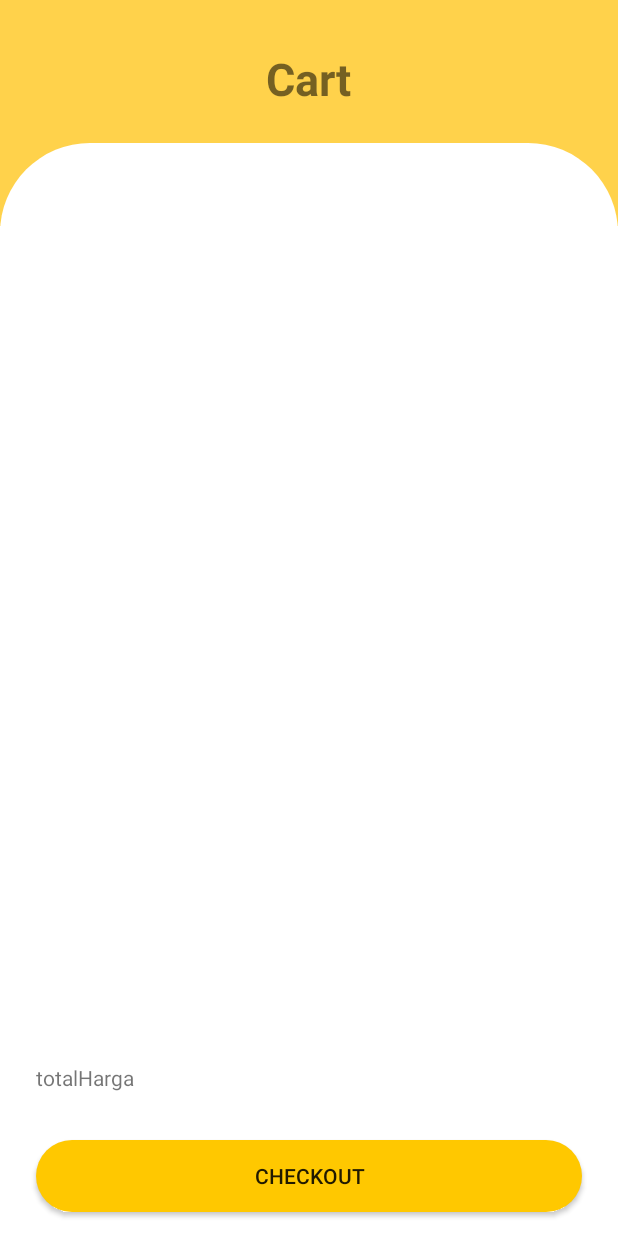
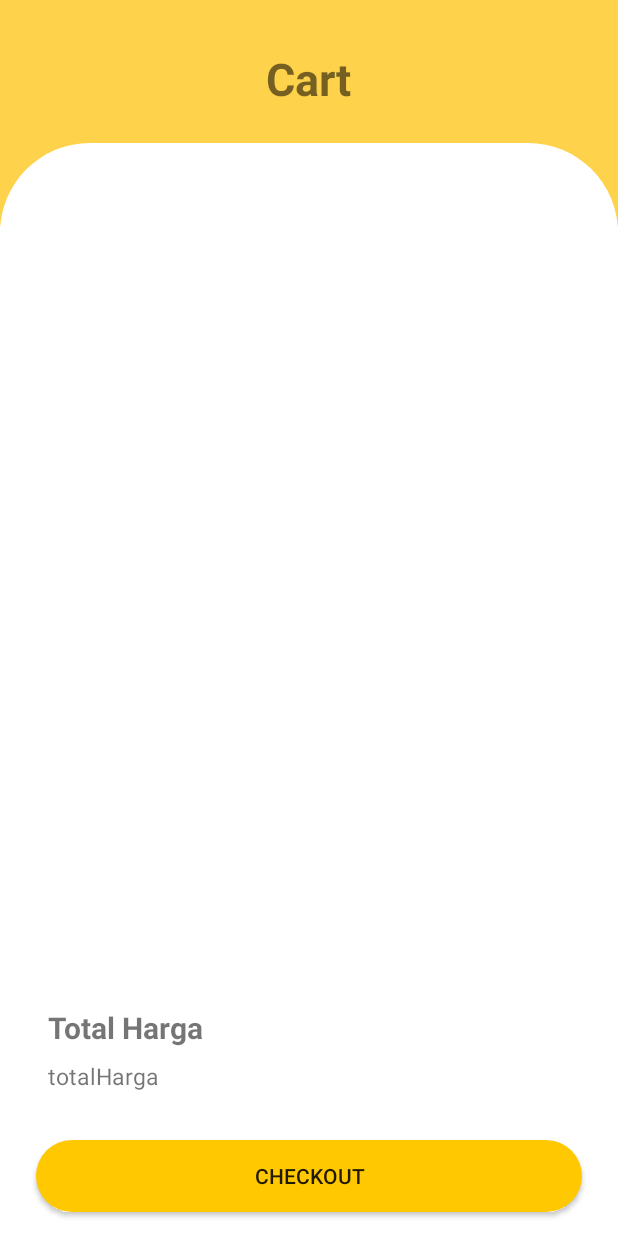
Before and after one commit to 1zuL/LowCaloriFood, an Android app: the Cart screen opened directly, with no data from a screen before it, on a phone screen of 412 x 824 dp. Run offline under Robolectric (Android 15) with nearby library versions, the phone set to English and light mode, and no system bars; our stand-ins replace Volley; network calls fail; 2 statements that could not run were skipped.

Commit message:
perhitungan harga total

```diff
--- a/app/src/main/java/com/example/lcf/Cart/Cart.java
+++ b/app/src/main/java/com/example/lcf/Cart/Cart.java
@@ -2,14 +2,20 @@ package com.example.lcf.Cart;
 
 
 
+import androidx.annotation.Nullable;
 import androidx.appcompat.app.AppCompatActivity;
 import androidx.recyclerview.widget.LinearLayoutManager;
 import androidx.recyclerview.widget.RecyclerView;
 import androidx.swiperefreshlayout.widget.SwipeRefreshLayout;
 
+import android.content.Context;
+import android.content.Intent;
 import android.content.pm.ActivityInfo;
+import android.net.ConnectivityManager;
+import android.net.NetworkInfo;
 import android.os.Bundle;
 import android.os.Handler;
+import android.util.Log;
 import android.widget.Adapter;
 import android.widget.TextView;
 import android.widget.Toast;
@@ -17,12 +23,17 @@ import android.widget.Toast;
 import com.android.volley.AuthFailureError;
 import com.android.volley.Request;
 import com.android.volley.RequestQueue;
+import com.android.volley.Response;
 import com.android.volley.VolleyError;
 import com.android.volley.toolbox.StringRequest;
 import com.android.volley.toolbox.Volley;
+import com.example.lcf.Activity.MainActivity;
 import com.example.lcf.Adapter.AdapterData;
 import com.example.lcf.Cart.Adapter.AdapterData2;
 import com.example.lcf.Cart.Model.DataModel2;
+import com.example.lcf.LoginRegister.DbContract;
+import com.example.lcf.LoginRegister.Login;
+import com.example.lcf.LoginRegister.VolleyConnection;
 import com.example.lcf.R;
 import com.example.lcf.SessionManager;
 
@@ -36,19 +47,22 @@ import java.util.List;
 import java.util.Map;
 
 public class Cart extends AppCompatActivity {
+
+    private static final String TAG = Cart.class.getSimpleName();
     private RecyclerView recyclerView;
     private RecyclerView.Adapter adapter;
     private RecyclerView.LayoutManager linearlayoutManager;
     private List<DataModel2> listDataCart = new ArrayList<>();
     DataModel2 dataModel2;
     private String ALAMAT_DATA_CART = "https://ws-tif.com/lcfp/AplikasiMobileAPI/dataCart.php";
-    private String ALAMAT_DATA_CART_TOTAL = "https://ws-tif.com/lcfp/AplikasiMobileAPI/totalharga.php";
+    private String ALAMAT_DATA_CART_TOTAL = "https://ws-tif.com/lcfp/AplikasiMobileAPI/hargatotal.php";
     SwipeRefreshLayout swipeRefreshLayout;
     TextView idOrang;
     private String nama;
     private String KEY_NAME = "NAMA";
     SessionManager sessionManager;
     String getId;
+    TextView totalharga;
 
     @Override
     protected void onCreate(Bundle savedInstanceState) {
@@ -63,19 +77,74 @@ public class Cart extends AppCompatActivity {
         getId = user.get(sessionManager.ID);
         idOrang = findViewById(R.id.idOrang);
         idOrang.setText(getId);
+        totalharga = findViewById(R.id.totalHarga);
+
         //swipeRefreshLayout = findViewById(R.id.swipeCart);
 
         recyclerView = findViewById(R.id.rv_data2);
         //linearlayoutManager = new LinearLayoutManager(this, LinearLayoutManager.VERTICAL, false);
         //recyclerView.setLayoutManager(linearlayoutManager);
         dataCart();
-        totalharga();
-
+        TotalHarga();
 
 
     }
+    public void TotalHarga() {
+        if (checkNetworkConnection()) {
+            StringRequest stringRequest = new StringRequest(Request.Method.POST, ALAMAT_DATA_CART_TOTAL,
+                    new Response.Listener<String>() {
+                        @Override
+                        public void onResponse(String response) {
+                            try {
+                                JSONObject jsonObject = new JSONObject(response);
+                                String resp = jsonObject.getString("server_response");
+                                JSONArray jsonArray = jsonObject.getJSONArray("login");
+                                if (resp.equals("1")) {
+                                    for (int i = 0; i < jsonArray.length(); i++) {
+                                        JSONObject object = jsonArray.getJSONObject(i);
+                                        String hargatotal = object.getString("hargatotal").trim();
+                                        totalharga.setText(hargatotal);
+                                    }
+                                } else {
+                                    Toast.makeText(getApplicationContext(), resp, Toast.LENGTH_SHORT).show();
+                                }
+                            } catch (JSONException e) {
+                                e.printStackTrace();
+                            }
+                        }
+                    }, new Response.ErrorListener() {
+                @Override
+                public void onErrorResponse(VolleyError error) {
 
+                }
+            }) {
+                @Override
+                protected Map<String, String> getParams() throws AuthFailureError {
+                    Map<String, String> params = new HashMap<>();
+                    params.put("idAcount", idOrang.getText().toString());
 
+                    return params;
+                }
+            };
+
+            VolleyConnection.getInstance(Cart.this).addToRequestQue(stringRequest);
+
+            new Handler().postDelayed(new Runnable() {
+                @Override
+                public void run() {
+
+                }
+            }, 2000);
+        } else {
+            Toast.makeText(getApplicationContext(), "Tidak ada koneksi internet", Toast.LENGTH_SHORT).show();
+        }
+    }
+
+    public boolean checkNetworkConnection() {
+        ConnectivityManager connectivityManager = (ConnectivityManager) this.getSystemService(Context.CONNECTIVITY_SERVICE);
+        NetworkInfo networkInfo = connectivityManager.getActiveNetworkInfo();
+        return (networkInfo != null && networkInfo.isConnected());
+    }
 
 
     void dataCart() {
@@ -125,31 +194,5 @@ public class Cart extends AppCompatActivity {
         };
         rq.add(sr);
     }
-    void totalharga(){
-        RequestQueue rq = Volley.newRequestQueue(this);
-        StringRequest sr = new StringRequest(Request.Method.POST, ALAMAT_DATA_CART_TOTAL, new com.android.volley.Response.Listener<String>() {
-            @Override
-            public void onResponse(String response2) {
-                Toast.makeText(Cart.this, response2, Toast.LENGTH_SHORT).show();
-
-
-            }
-        }, new com.android.volley.Response.ErrorListener() {
-            @Override
-            public void onErrorResponse(VolleyError error) {
-                Toast.makeText(Cart.this, error.getMessage(), Toast.LENGTH_SHORT).show();
-
-            }
-        }) {
-            @Override
-            protected Map<String, String> getParams() throws AuthFailureError {
-                Map<String, String> params = new HashMap<String, String>();
-                params.put("idAcount", idOrang.getText().toString());
-                return params;
-            }
-        };
-        rq.add(sr);
-
-    }
 
 }
--- a/app/src/main/res/layout/cart.xml
+++ b/app/src/main/res/layout/cart.xml
@@ -74,10 +74,23 @@
         android:id="@+id/totalHarga"
         android:layout_width="wrap_content"
         android:layout_height="wrap_content"
-        android:layout_marginStart="24dp"
+        android:layout_marginStart="32dp"
         android:layout_marginBottom="32dp"
         android:text="totalHarga"
+        android:textSize="15dp"
         app:layout_constraintBottom_toTopOf="@+id/checkout"
         app:layout_constraintStart_toStartOf="parent" />
 
+    <TextView
+        android:id="@+id/textView6"
+        android:layout_width="wrap_content"
+        android:layout_height="wrap_content"
+        android:layout_marginStart="32dp"
+        android:layout_marginBottom="8dp"
+        android:text="Total Harga"
+        android:textSize="20dp"
+        android:textStyle="bold"
+        app:layout_constraintBottom_toTopOf="@+id/totalHarga"
+        app:layout_constraintStart_toStartOf="parent" />
+
 </androidx.constraintlayout.widget.ConstraintLayout>
```
